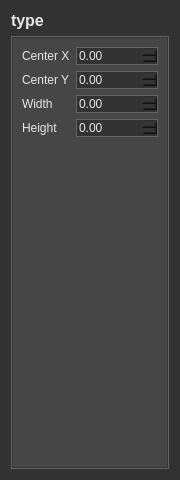
Qt form src/ui/PropertyWidget.ui (chen6556/DSV) before a commit.
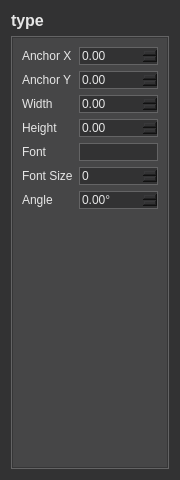
The same form after that commit. The open tabs and pages were chosen to show the change.

Patch:
```diff
--- a/src/ui/PropertyWidget.ui
+++ b/src/ui/PropertyWidget.ui
@@ -1310,7 +1310,7 @@
              <item row="0" column="0">
               <widget class="QLabel" name="text_centerXLabel">
                <property name="text">
-                <string>Center X</string>
+                <string>Anchor X</string>
                </property>
               </widget>
              </item>
@@ -1320,7 +1320,7 @@
              <item row="1" column="0">
               <widget class="QLabel" name="text_centerYLabel">
                <property name="text">
-                <string>Center Y</string>
+                <string>Anchor Y</string>
                </property>
               </widget>
              </item>
@@ -1355,6 +1355,40 @@
                </property>
               </widget>
              </item>
+             <item row="5" column="0">
+              <widget class="QLabel" name="text_fontSizeLabel">
+               <property name="text">
+                <string>Font Size</string>
+               </property>
+              </widget>
+             </item>
+             <item row="5" column="1">
+              <widget class="QSpinBox" name="text_fontSize"/>
+             </item>
+             <item row="6" column="0">
+              <widget class="QLabel" name="text_angleLabel">
+               <property name="text">
+                <string>Angle</string>
+               </property>
+              </widget>
+             </item>
+             <item row="6" column="1">
+              <widget class="QDoubleSpinBox" name="text_angle">
+               <property name="suffix">
+                <string>°</string>
+               </property>
+              </widget>
+             </item>
+             <item row="4" column="0">
+              <widget class="QLabel" name="text_fontLabel">
+               <property name="text">
+                <string>Font</string>
+               </property>
+              </widget>
+             </item>
+             <item row="4" column="1">
+              <widget class="QLineEdit" name="text_font"/>
+             </item>
             </layout>
            </item>
           </layout>
```
Left out of the diff: 40 changed lines with no effect on the pictures.
